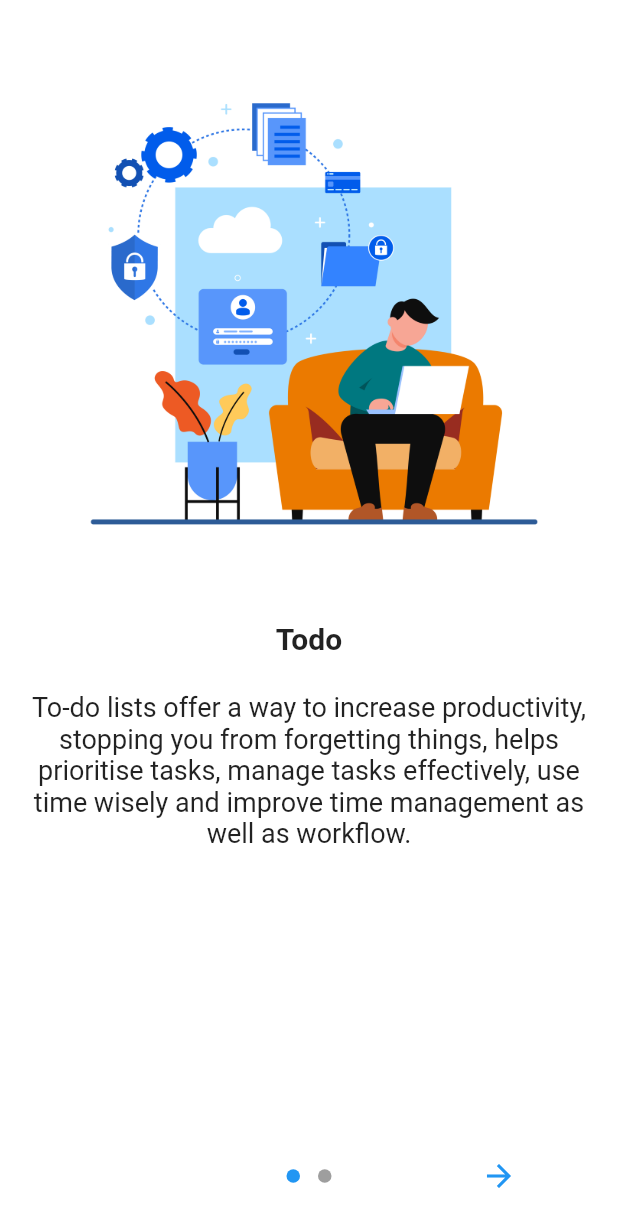
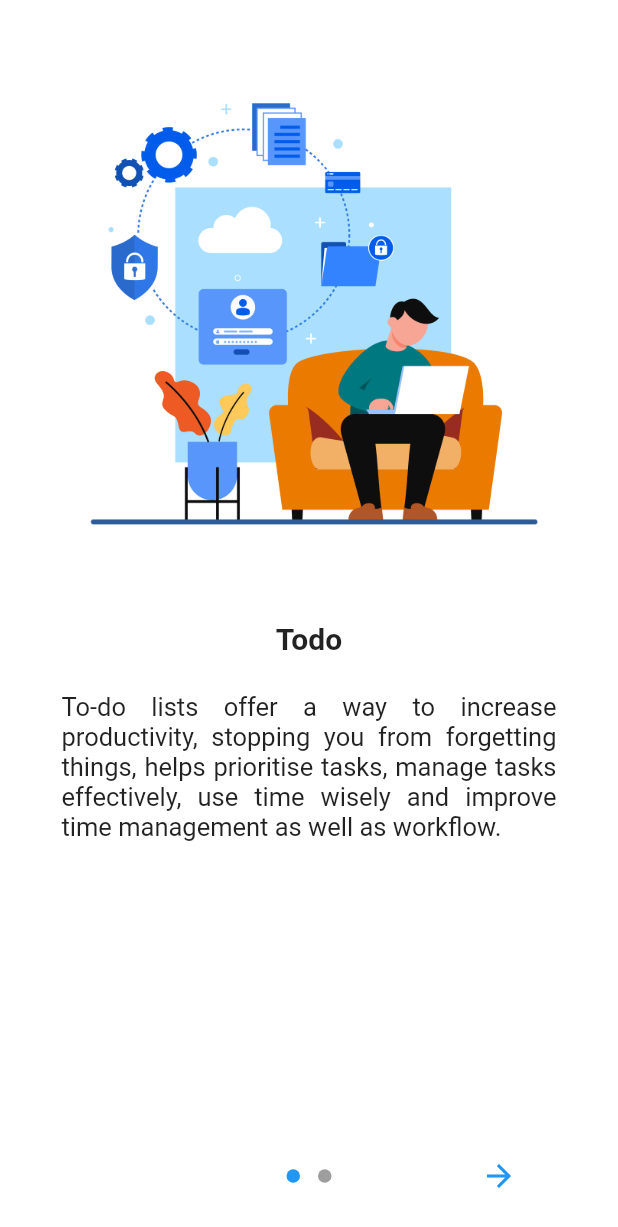
Before and after one commit to Deepikaumesh/todo_fbase, a Flutter app: the screen it shows after launch, on a phone screen of 412 x 824 dp. Shown: the top 1227 px of the screen. Run offline on Flutter 3.47's test engine with Material 2 defaults, Android fonts, the phone set to English and light mode, and no system bars; drawn by our look-alikes of introduction_screen; our stand-ins replace cloud_firestore, firebase_auth, firebase_core, intl_phone_field, pinput; missing offline and left inert: flutter_appavailability, open_mail_app; accounts and stored records are empty.

Commit message:
second commit

```diff
--- a/lib/main.dart
+++ b/lib/main.dart
@@ -31,6 +31,7 @@ class MyApp extends StatelessWidget {
         'verify': (context) => MyVerify(),
         'home': (context) => home(),
         'Intro': (context) => Intro(),
+        'Home_Page_AA': (context) => Home_Page_a(),
       },
       //   home: Intro(),
     );
@@ -47,11 +48,17 @@ class Intro extends StatefulWidget {
 class _IntroState extends State<Intro> {
   FirebaseAuth auth = FirebaseAuth.instance;
   User? user;
-  var code = "";
+   var code = "";
 
   void initState() {
     // // TODO: implement initState
     user = FirebaseAuth.instance.currentUser;
+    // code = FirebaseAuth.instance.verifyPhoneNumber(
+    //     phoneNumber: '9526843393',
+    //     verificationCompleted: verificationCompleted,
+    //     verificationFailed: verificationFailed,
+    //     codeSent: codeSent,
+    //     codeAutoRetrievalTimeout: codeAutoRetrievalTimeout);
 
     super.initState();
   }
@@ -80,21 +87,42 @@ class _IntroState extends State<Intro> {
         PageViewModel(
             image: Image.asset("assets/images/1.jpg"),
             title: "Todo",
-            body:
-                "To-do lists offer a way to increase productivity, stopping you from forgetting things, "
-                "helps prioritise tasks, manage tasks effectively, use time wisely and improve time management as well as workflow.",
-            decoration: const PageDecoration(
-              imagePadding: EdgeInsets.only(top: 50),
+            decoration:PageDecoration(  imagePadding: EdgeInsets.only(top: 50),),
+            bodyWidget: Padding(
+              padding: const EdgeInsets.symmetric(horizontal: 25),
+              child: Text(
+              "To-do lists offer a way to increase productivity, stopping you from forgetting things, "
+              "helps prioritise tasks, manage tasks effectively, use time wisely and improve time management as well as workflow.",
+              textAlign: TextAlign.justify,
+              style: TextStyle(fontSize: 17,),
+              // body:
+              //     "To-do lists offer a way to increase productivity, stopping you from forgetting things, "
+              //     "helps prioritise tasks, manage tasks effectively, use time wisely and improve time management as well as workflow.",
+              // decoration: const PageDecoration(
+              //   bodyAlignment: Alignment.topCenter,
+              //   imagePadding: EdgeInsets.only(top: 50),
+
+              ),
             )),
         PageViewModel(
             image: Image.asset("assets/images/2.jpg"),
             title: "Easy to use",
-            body:
-                "To-do lists offer a way to increase productivity, stopping you from forgetting things, "
-                "helps prioritise tasks, manage tasks effectively, use time wisely and improve time management as well as workflow.",
-            decoration: const PageDecoration(
-              imagePadding: EdgeInsets.only(top: 50),
+    decoration:PageDecoration(  imagePadding: EdgeInsets.only(top: 50),),
+    bodyWidget: Padding(
+    padding: const EdgeInsets.symmetric(horizontal: 25),
+    child: Text(
+    "To-do lists offer a way to increase productivity, stopping you from forgetting things, "
+    "helps prioritise tasks, manage tasks effectively, use time wisely and improve time management as well as workflow.",
+    textAlign: TextAlign.justify,
+    style: TextStyle(fontSize: 17,),
+
+            // body:
+            //     "To-do lists offer a way to increase productivity, stopping you from forgetting things, "
+            //     "helps prioritise tasks, manage tasks effectively, use time wisely and improve time management as well as workflow.",
+            // decoration: const PageDecoration(
+            //   imagePadding: EdgeInsets.only(top: 50),
             )),
+        ),
       ],
     );
   }
```
Also changed, not shown: lib/forth_otp/verify.dart (+31 -31 lines), lib/pages/Home_Page_AA.dart (+6 -1 lines).
